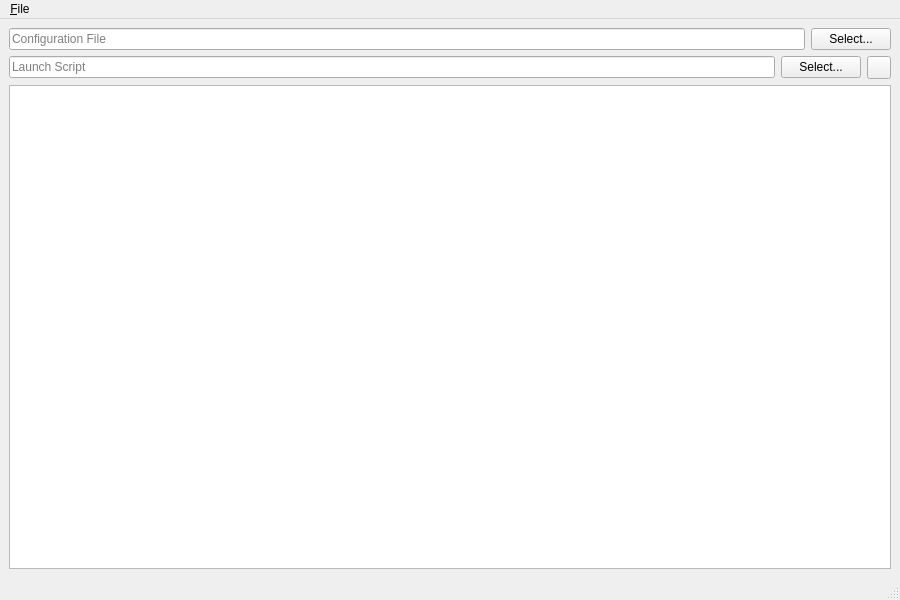
This is UI/spot-on-lite-monitor.ui in textbrowser/spot-on-lite as Qt 5 draws it before an edit. The edited form follows.
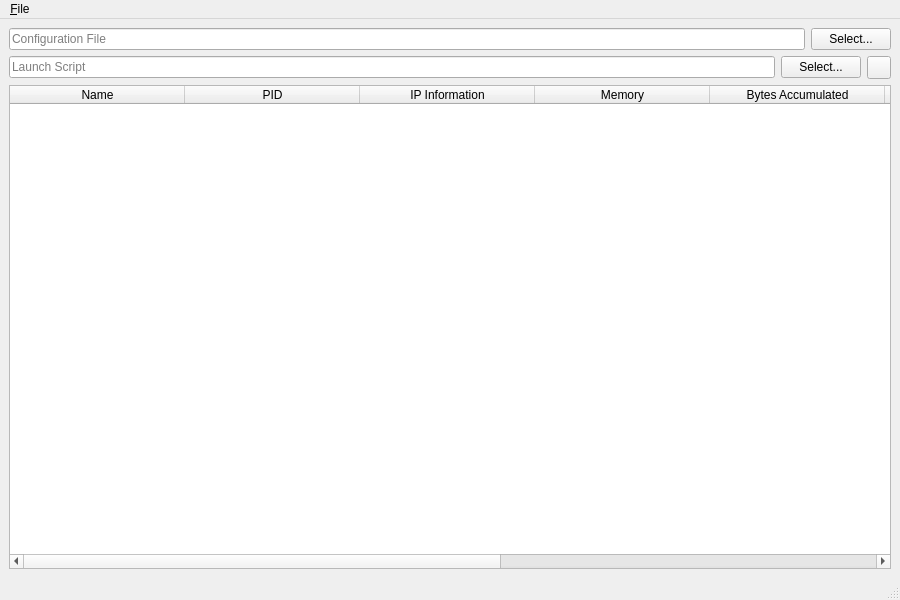
This is the edited form.

Patch:
```diff
--- a/UI/spot-on-lite-monitor.ui
+++ b/UI/spot-on-lite-monitor.ui
@@ -68,21 +68,79 @@
      </layout>
     </item>
     <item>
-     <widget class="QTextBrowser" name="text">
-      <property name="font">
-       <font>
-        <family>Courier 10 Pitch</family>
-       </font>
-      </property>
-      <property name="tabChangesFocus">
+     <widget class="QTableWidget" name="processes">
+      <property name="alternatingRowColors">
        <bool>true</bool>
       </property>
-      <property name="acceptRichText">
-       <bool>false</bool>
+      <property name="selectionMode">
+       <enum>QAbstractItemView::SingleSelection</enum>
       </property>
-      <property name="openLinks">
-       <bool>false</bool>
+      <property name="selectionBehavior">
+       <enum>QAbstractItemView::SelectItems</enum>
       </property>
+      <property name="horizontalScrollMode">
+       <enum>QAbstractItemView::ScrollPerPixel</enum>
+      </property>
+      <property name="sortingEnabled">
+       <bool>true</bool>
+      </property>
+      <attribute name="horizontalHeaderMinimumSectionSize">
+       <number>55</number>
+      </attribute>
+      <attribute name="horizontalHeaderDefaultSectionSize">
+       <number>175</number>
+      </attribute>
+      <attribute name="horizontalHeaderShowSortIndicator" stdset="0">
+       <bool>true</bool>
+      </attribute>
+      <attribute name="horizontalHeaderStretchLastSection">
+       <bool>true</bool>
+      </attribute>
+      <column>
+       <property name="text">
+        <string>Name</string>
+       </property>
+      </column>
+      <column>
+       <property name="text">
+        <string>PID</string>
+       </property>
+      </column>
+      <column>
+       <property name="text">
+        <string>IP Information</string>
+       </property>
+      </column>
+      <column>
+       <property name="text">
+        <string>Memory</string>
+       </property>
+      </column>
+      <column>
+       <property name="text">
+        <string>Bytes Accumulated</string>
+       </property>
+      </column>
+      <column>
+       <property name="text">
+        <string>Bytes Read</string>
+       </property>
+      </column>
+      <column>
+       <property name="text">
+        <string>Bytes Written</string>
+       </property>
+      </column>
+      <column>
+       <property name="text">
+        <string>Type</string>
+       </property>
+      </column>
+      <column>
+       <property name="text">
+        <string>Arguments</string>
+       </property>
+      </column>
      </widget>
     </item>
    </layout>
@@ -93,7 +151,7 @@
      <x>0</x>
      <y>0</y>
      <width>900</width>
-     <height>22</height>
+     <height>30</height>
     </rect>
    </property>
    <widget class="QMenu" name="menu_File">
```
Left out of the diff: 1 changed line with no effect on the pictures.
